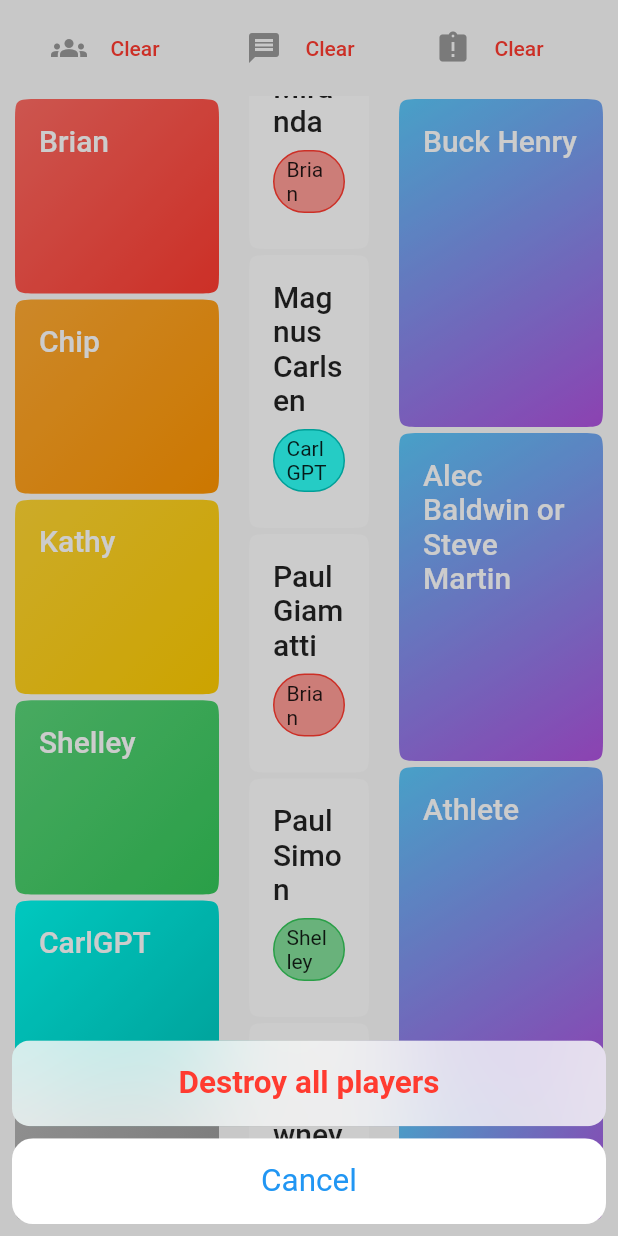
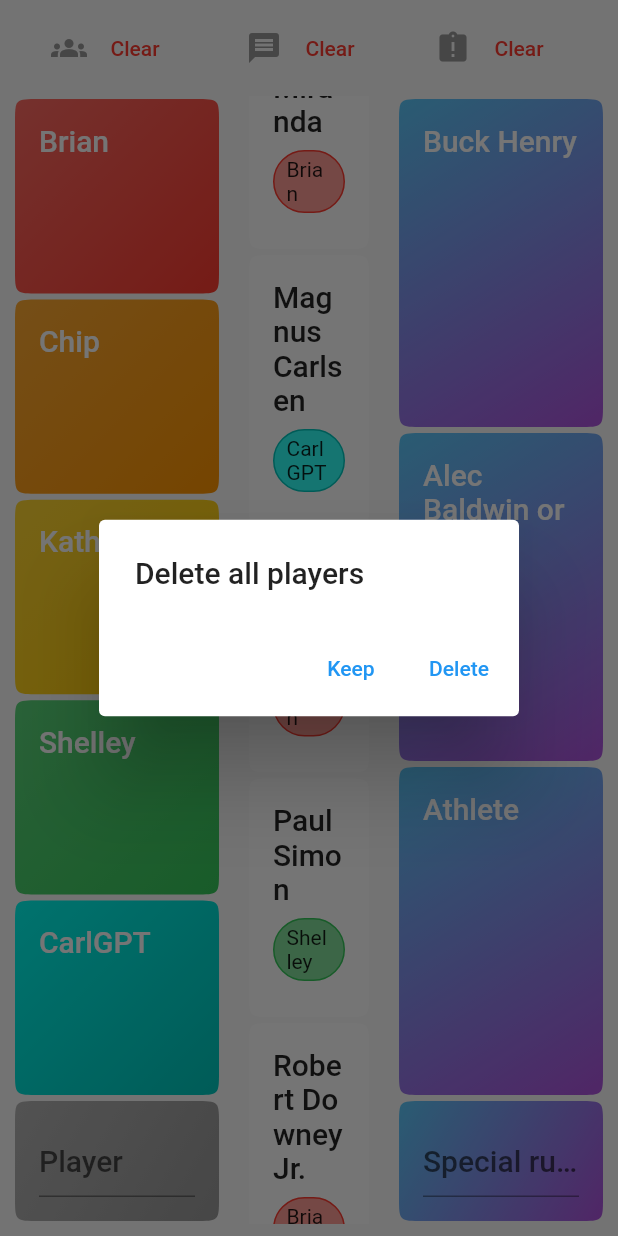
Before and after one commit to wesleym/friendlyscorer, a Flutter app: the screen it shows after launch, scrolled down 1152 dp, after a tap on "Clear", on a phone screen of 412 x 824 dp. Run offline on Flutter 3.47's test engine with Material 2 defaults, Android fonts, the phone set to English and light mode, and no system bars; missing offline and left inert: macos_ui.

Commit message:
Implement clearing

```diff
--- a/lib/src/home_page.dart
+++ b/lib/src/home_page.dart
@@ -6,6 +6,7 @@ import 'package:friendlyscorer/src/data/models.dart';
 import 'package:friendlyscorer/src/platform/button.dart';
 import 'package:friendlyscorer/src/platform/icon_button.dart';
 import 'package:friendlyscorer/src/platform/icons.dart';
+import 'package:friendlyscorer/src/platform/modal.dart';
 import 'package:friendlyscorer/src/player/palette.dart';
 import 'package:friendlyscorer/src/player/tiles.dart';
 import 'package:friendlyscorer/src/rule/tiles.dart';
@@ -212,28 +213,14 @@ class _HomePageBodyState extends State<HomePageBody> {
     );
   }
 
-  void _onClearAnswers() {
-    showCupertinoModalPopup(
+  void _onClearAnswers() async {
+    final delete = await presentPlatformDestructionConfirmation(
       context: context,
-      builder: (context) {
-        return CupertinoActionSheet(
-          actions: [
-            CupertinoActionSheetAction(
-              onPressed: () {
-                _answerRepository.clear();
-                Navigator.of(context).pop();
-              },
-              isDestructiveAction: true,
-              isDefaultAction: true,
-              child: const Text('Remove all answers'),
-            ),
-          ],
-          cancelButton: CupertinoActionSheetAction(
-              onPressed: () => Navigator.of(context).pop(),
-              child: const Text('Cancel')),
-        );
-      },
+      title: const Text('Delete all answers'),
     );
+    if (delete) {
+      _answerRepository.clear();
+    }
   }
 }
 
@@ -283,29 +270,14 @@ class RuleColumn extends StatelessWidget {
     );
   }
 
-  void _onClearRules(BuildContext context) {
-    showCupertinoModalPopup(
+  void _onClearRules(BuildContext context) async {
+    final delete = await presentPlatformDestructionConfirmation(
       context: context,
-      builder: (context) {
-        return CupertinoActionSheet(
-          actions: [
-            CupertinoActionSheetAction(
-              onPressed: () {
-                _ruleRepository.clear();
-                Navigator.of(context).pop();
-              },
-              isDestructiveAction: true,
-              isDefaultAction: true,
-              child: const Text('Clear all rules'),
-            ),
-          ],
-          cancelButton: CupertinoActionSheetAction(
-            onPressed: () => Navigator.of(context).pop(),
-            child: const Text('Cancel'),
-          ),
-        );
-      },
+      title: const Text('Delete all special rules?'),
     );
+    if (delete) {
+      _ruleRepository.clear();
+    }
   }
 
   void _onCreateRule(String name) {
@@ -362,29 +334,14 @@ class PlayerColumn extends StatelessWidget {
     );
   }
 
-  void _onClearPlayers(BuildContext context) {
-    showCupertinoModalPopup(
+  void _onClearPlayers(BuildContext context) async {
+    final delete = await presentPlatformDestructionConfirmation(
       context: context,
-      builder: (context) {
-        return CupertinoActionSheet(
-          actions: [
-            CupertinoActionSheetAction(
-              onPressed: () {
-                _playerRepository.clear();
-                Navigator.of(context).pop();
-              },
-              isDestructiveAction: true,
-              isDefaultAction: true,
-              child: const Text('Destroy all players'),
-            ),
-          ],
-          cancelButton: CupertinoActionSheetAction(
-            onPressed: () => Navigator.of(context).pop(),
-            child: const Text('Cancel'),
-          ),
-        );
-      },
+      title: const Text('Delete all players'),
     );
+    if (delete) {
+      _playerRepository.clear();
+    }
   }
 
   void _onCreatePlayer(String name) {
--- a/lib/src/platform/modal.dart
+++ b/lib/src/platform/modal.dart
@@ -36,3 +36,105 @@ void presentPlatformModal({
     builder: builder,
   );
 }
+
+Future<bool> presentPlatformDestructionConfirmation({
+  required BuildContext context,
+  Widget? title,
+  Widget? message,
+}) async {
+  if (kIsWeb) {
+    final result = await showDialog<bool>(
+      context: context,
+      builder: (context) {
+        return AlertDialog(
+          title: title,
+          content: message,
+          actions: [
+            TextButton(
+              onPressed: () => Navigator.of(context).pop(false),
+              child: const Text('Keep'),
+            ),
+            TextButton(
+              onPressed: () => Navigator.of(context).pop(true),
+              child: const Text(
+                'Delete',
+                style: TextStyle(color: Colors.red),
+              ),
+            ),
+          ],
+        );
+      },
+    );
+    return result ?? false;
+  }
+
+  if (Platform.isIOS) {
+    final result = await showCupertinoModalPopup<bool>(
+      context: context,
+      builder: (context) {
+        return CupertinoActionSheet(
+          title: title,
+          message: message,
+          cancelButton: CupertinoActionSheetAction(
+            onPressed: () => Navigator.of(context).pop(false),
+            child: const Text('Keep'),
+          ),
+          actions: [
+            CupertinoActionSheetAction(
+              onPressed: () => Navigator.of(context).pop(true),
+              isDefaultAction: true,
+              isDestructiveAction: true,
+              child: const Text('Delete'),
+            )
+          ],
+        );
+      },
+    );
+    return result ?? false;
+  }
+
+  if (Platform.isMacOS) {
+    final result = await showMacosAlertDialog<bool>(
+      context: context,
+      builder: (context) {
+        return MacosAlertDialog(
+          appIcon: const FlutterLogo(),
+          title: title ?? const SizedBox(),
+          message: message ?? const SizedBox(),
+          primaryButton: PushButton(
+            onPressed: () => Navigator.of(context).pop(true),
+            controlSize: ControlSize.large,
+            child: const Text('Delete'),
+          ),
+          secondaryButton: PushButton(
+            onPressed: () => Navigator.of(context).pop(false),
+            controlSize: ControlSize.large,
+            child: const Text('Keep'),
+          ),
+        );
+      },
+    );
+    return result ?? false;
+  }
+
+  final result = await showDialog<bool>(
+    context: context,
+    builder: (context) {
+      return AlertDialog(
+        title: title,
+        content: message,
+        actions: [
+          TextButton(
+            onPressed: () => Navigator.of(context).pop(false),
+            child: const Text('Keep'),
+          ),
+          TextButton(
+            onPressed: () => Navigator.of(context).pop(true),
+            child: const Text('Delete'),
+          ),
+        ],
+      );
+    },
+  );
+  return result ?? false;
+}
```
